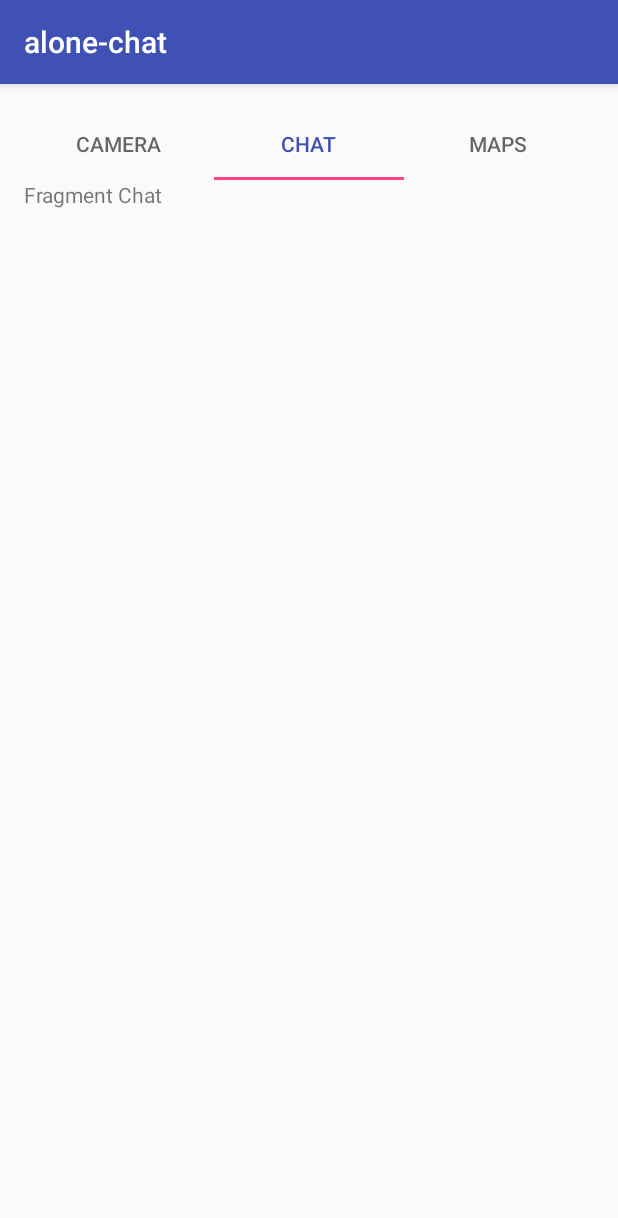
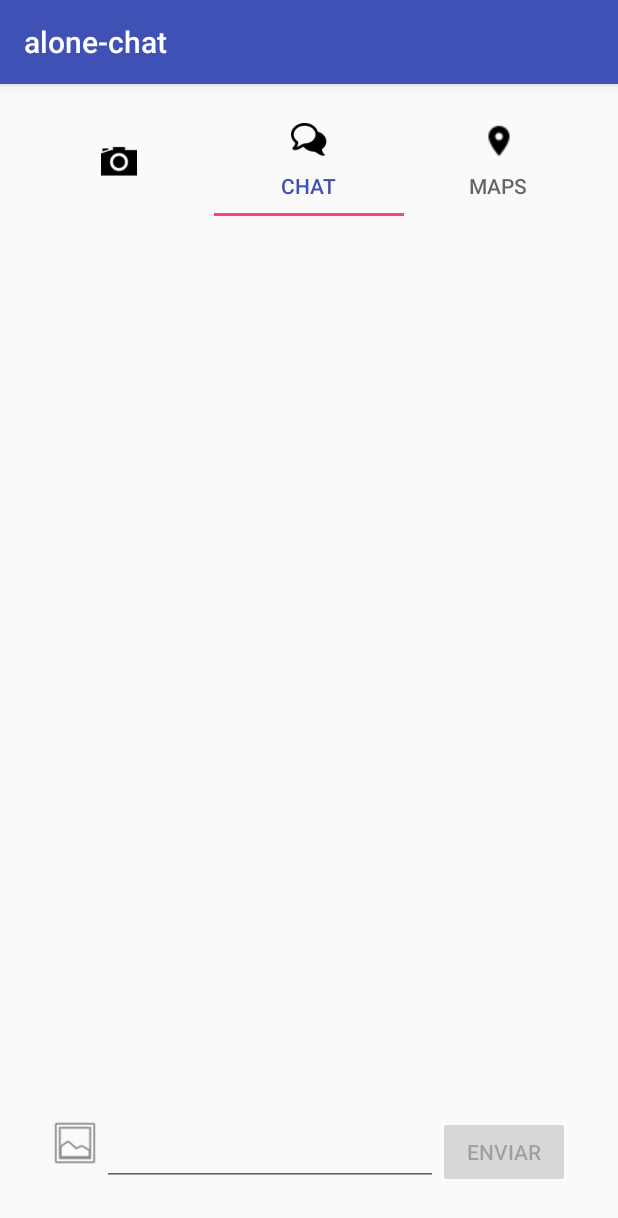
Before and after one commit to brunojamelli/alonechat, an Android app: the screen it shows after launch (MainActivity), tab 2 chosen, on a phone screen of 412 x 824 dp. Shown: the top 1218 px of the screen. Run offline under Robolectric (Android 15) with nearby library versions, the phone set to English and light mode, and no system bars.

Commit message:
adicionando os arquivos

```diff
--- a/app/src/main/java/com/softwares/jamelli/alone_chat/ChatAdapter.java
+++ b/app/src/main/java/com/softwares/jamelli/alone_chat/ChatAdapter.java
@@ -38,7 +38,7 @@ public class ChatAdapter extends FragmentPagerAdapter {
     public CharSequence getPageTitle(int position){
         switch (position){
             case 0:
-                return "Camera";
+                return "";
             case 1:
                 return "Chat";
             case 2:
--- a/app/src/main/java/com/softwares/jamelli/alone_chat/MainActivity.java
+++ b/app/src/main/java/com/softwares/jamelli/alone_chat/MainActivity.java
@@ -21,16 +21,19 @@ public class MainActivity extends AppCompatActivity {
         tabLayout = (TabLayout) findViewById(R.id.tab);
         tabLayout.setupWithViewPager(vp);
 
+        tabLayout.getTabAt(0).setIcon(R.drawable.camera);
+        tabLayout.getTabAt(1).setIcon(R.drawable.chat);
+        tabLayout.getTabAt(2).setIcon(R.drawable.maps);
         vp.addOnPageChangeListener(new ViewPager.OnPageChangeListener() {
             @Override
             public void onPageScrolled(int position, float positionOffset, int positionOffsetPixels) {
                 switch (position){
                     case 0:
-                        //tabLayout.getTabAt(0).setIcon(android.R.drawable);
+                        //tabLayout.getTabAt(0).setIcon(R.drawable.camera);
                     case 1:
-                        //tabLayout.getTabAt(1).setIcon(android.R.drawable.ic_mapa);
+                        //tabLayout.getTabAt(1).setIcon(R.drawable.chat);
                     case 2:
-                        //tabLayout.getTabAt(2).setIcon(android.R.drawable.btn_star_big_on);
+                        //tabLayout.getTabAt(2).setIcon(R.drawable.maps);
                     default:
                         return;
                 }
--- a/app/src/main/res/layout/fragment_chat.xml
+++ b/app/src/main/res/layout/fragment_chat.xml
@@ -1,9 +1,55 @@
 <?xml version="1.0" encoding="utf-8"?>
-<LinearLayout xmlns:android="http://schemas.android.com/apk/res/android"
-    android:orientation="vertical" android:layout_width="match_parent"
-    android:layout_height="match_parent">
-    <TextView
-        android:layout_width="wrap_content"
+<RelativeLayout
+    xmlns:android="http://schemas.android.com/apk/res/android"
+    xmlns:tools="http://schemas.android.com/tools"
+    android:layout_width="match_parent"
+    android:layout_height="match_parent"
+    android:paddingBottom="16dp"
+    android:paddingLeft="16dp"
+    android:paddingRight="16dp"
+    android:paddingTop="16dp"
+    tools:context=".MainActivity">
+
+    <ListView
+        android:id="@+id/messageListView"
+        android:layout_width="match_parent"
+        android:layout_height="match_parent"
+        android:layout_above="@+id/linearLayout"
+        android:stackFromBottom="true"
+        android:divider="@android:color/transparent"
+        android:transcriptMode="alwaysScroll"
+        tools:listitem="@layout/item_message"/>
+
+    <LinearLayout
+        android:id="@+id/linearLayout"
+        android:layout_width="match_parent"
         android:layout_height="wrap_content"
-        android:text="Fragment Chat"/>
-</LinearLayout>
+        android:layout_alignParentBottom="true"
+        android:layout_alignParentLeft="true"
+        android:layout_alignParentStart="true"
+        android:orientation="horizontal">
+
+        <ImageButton
+            android:id="@+id/photoPickerButton"
+            android:layout_width="36dp"
+            android:layout_height="36dp"
+            android:background="@android:drawable/ic_menu_gallery" />
+
+        <EditText
+            android:id="@+id/messageEditText"
+            android:layout_width="0dp"
+            android:layout_height="wrap_content"
+            android:layout_gravity="center_vertical"
+            android:layout_weight="1" />
+
+        <Button
+            android:id="@+id/sendButton"
+            android:layout_width="wrap_content"
+            android:layout_height="wrap_content"
+            android:layout_gravity="bottom"
+            android:enabled="false"
+            android:text="enviar"/>
+
+    </LinearLayout>
+
+</RelativeLayout>
--- /dev/null
+++ b/settings.gradle
@@ -0,0 +1 @@
+include ':app'
```
Also changed, not shown: app/src/main/java/com/softwares/jamelli/alone_chat/model/FriendlyMessage.java (added, +57 -0 lines), app/src/main/res/layout/item_message.xml (added, +32 -0 lines), build.gradle (added, +27 -0 lines), gradle.properties (added, +13 -0 lines), app/src/main/res/drawable-v24/icons8-bússola-24.png (deleted), app/src/main/res/drawable/chat.png (added), app/src/main/res/drawable/maps.png (added), gradle/wrapper/gradle-wrapper.properties (added), 4 other files.
